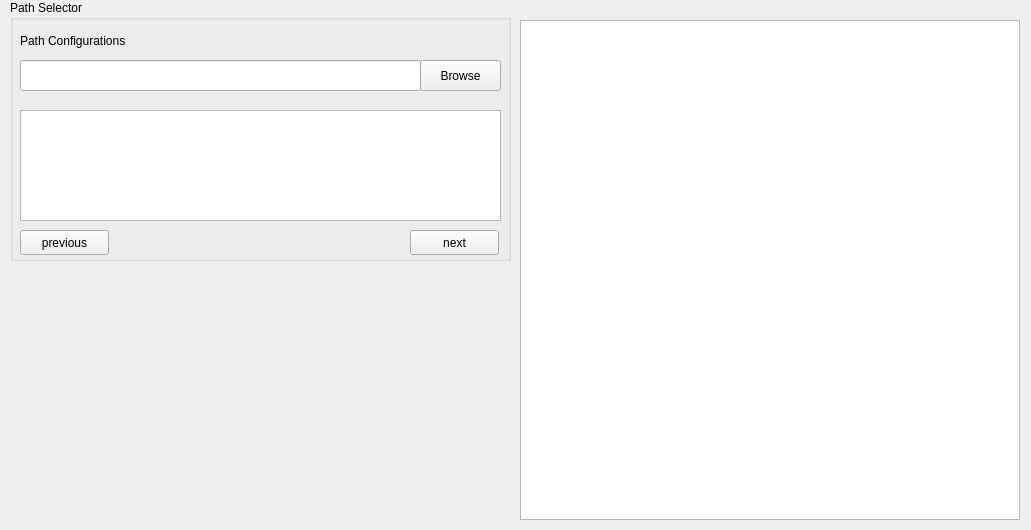
This is src/omniroute_operation/src/three_by_three_interface/interface.ui in NC4Lab/omniroute_ubuntu_ws as Qt 5 draws it before an edit. The edited form follows.
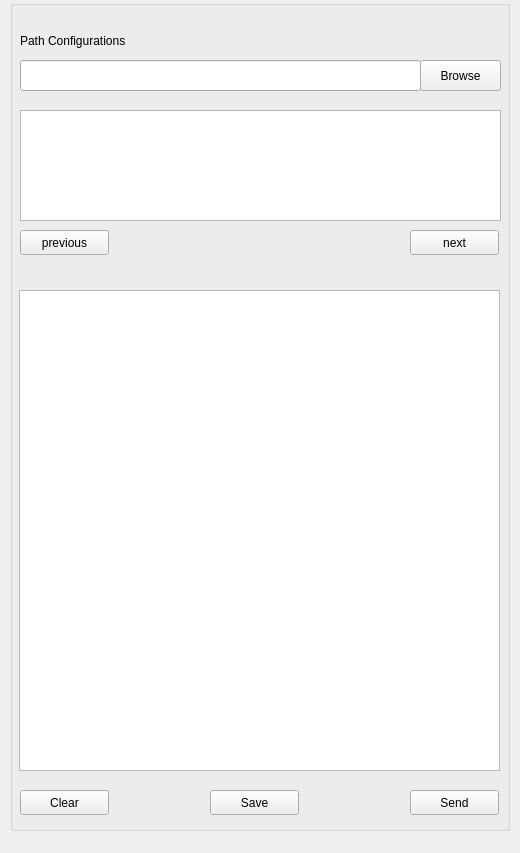
This is the edited form.

Commit message: still working on modifying three_by_three_interface. Mostly working with graphics

What changed in the file:
```diff
--- a/src/omniroute_operation/src/three_by_three_interface/interface.ui
+++ b/src/omniroute_operation/src/three_by_three_interface/interface.ui
@@ -9,8 +9,8 @@
    <rect>
     <x>0</x>
     <y>0</y>
-    <width>1031</width>
-    <height>530</height>
+    <width>520</width>
+    <height>853</height>
    </rect>
   </property>
   <property name="windowTitle">
@@ -19,10 +19,10 @@
   <widget class="QGraphicsView" name="mazeView">
    <property name="geometry">
     <rect>
-     <x>520</x>
-     <y>20</y>
-     <width>500</width>
-     <height>500</height>
+     <x>19</x>
+     <y>290</y>
+     <width>481</width>
+     <height>481</height>
     </rect>
    </property>
   </widget>
@@ -31,12 +31,12 @@
     <rect>
      <x>10</x>
      <y>0</y>
-     <width>501</width>
-     <height>261</height>
+     <width>500</width>
+     <height>831</height>
     </rect>
    </property>
    <property name="title">
-    <string>Path Selector</string>
+    <string/>
    </property>
    <widget class="QLineEdit" name="pathDirEdit">
     <property name="geometry">
@@ -110,7 +110,48 @@
      </rect>
     </property>
    </widget>
+   <widget class="QPushButton" name="plotClearBtn">
+    <property name="geometry">
+     <rect>
+      <x>10</x>
+      <y>790</y>
+      <width>89</width>
+      <height>25</height>
+     </rect>
+    </property>
+    <property name="text">
+     <string>Clear</string>
+    </property>
+   </widget>
+   <widget class="QPushButton" name="plotSendBtn">
+    <property name="geometry">
+     <rect>
+      <x>400</x>
+      <y>790</y>
+      <width>89</width>
+      <height>25</height>
+     </rect>
+    </property>
+    <property name="text">
+     <string>Send</string>
+    </property>
+   </widget>
+   <widget class="QPushButton" name="plotSaveBtn">
+    <property name="geometry">
+     <rect>
+      <x>200</x>
+      <y>790</y>
+      <width>89</width>
+      <height>25</height>
+     </rect>
+    </property>
+    <property name="text">
+     <string>Save</string>
+    </property>
+   </widget>
   </widget>
+  <zorder>pathSelectorGroupBox</zorder>
+  <zorder>mazeView</zorder>
  </widget>
  <resources/>
  <connections/>
```
The commit also changes 2 other files.
